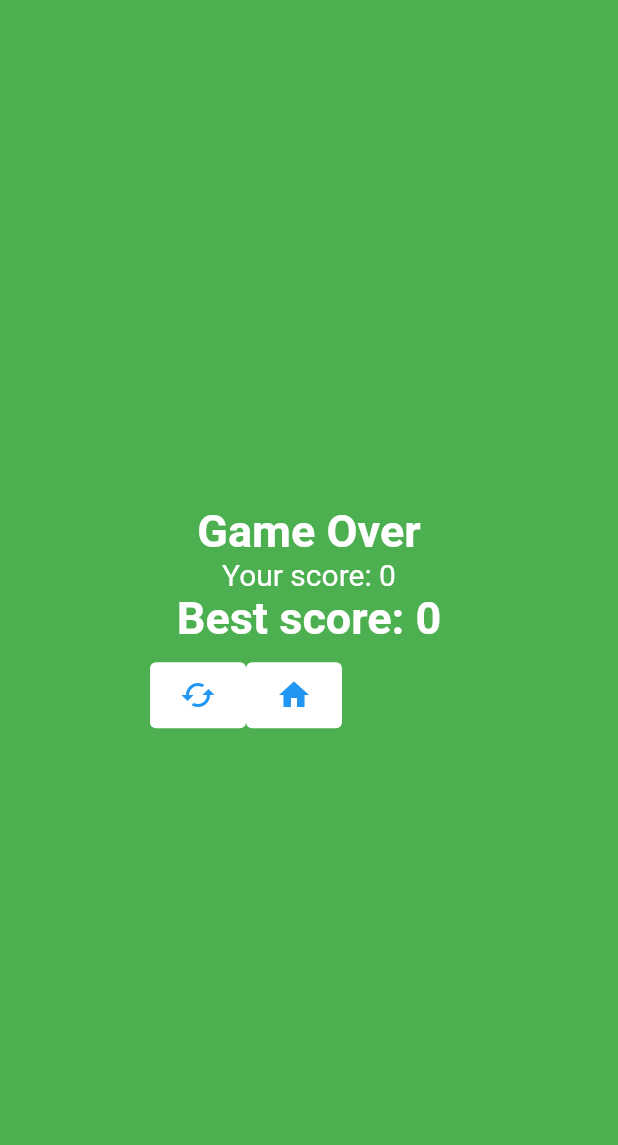
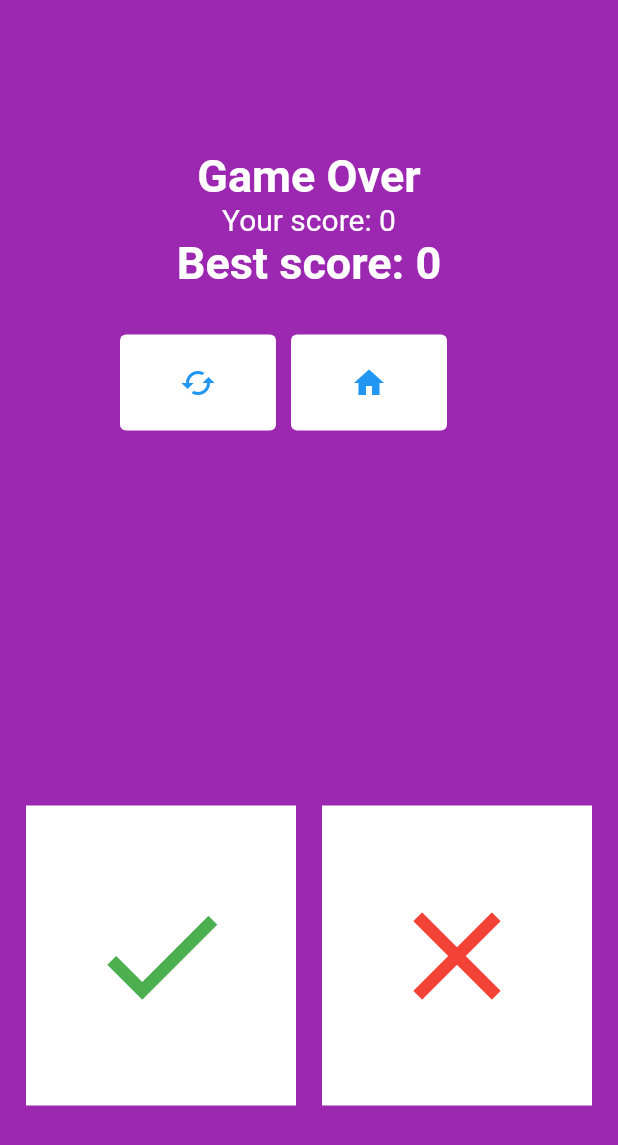
Before and after one commit to lusen203/flutter, a Flutter app: the screen it shows after launch, after a tap on "Start", after a tap on the "check" icon, on a phone screen of 412 x 824 dp. Shown: the top 1145 px of the screen. Run offline on Flutter 3.47's test engine with Material 2 defaults, Android fonts, the light colour scheme and no system bars.

Commit message:
cap nhat

```diff
--- a/appmath/lib/maths/freakingmath.dart
+++ b/appmath/lib/maths/freakingmath.dart
@@ -37,6 +37,69 @@ class _freakingState extends State<freaking> {
       ) ;
   }
 
+
+Container StartScreen(){
+  return Container(
+       width: double.infinity,
+       height: double.infinity,
+       color: Color.fromARGB(255, 238, 34, 207),
+       child: Column(
+
+        children: [
+          SizedBox(
+            height: 150,
+          ),
+         Text("Freaking Math",
+                style:TextStyle(color: Colors.white,
+                fontWeight: FontWeight.bold,
+                fontSize: 40),
+         ),
+         SizedBox(
+                height:100 ,
+         ),
+         TextButton(
+              onPressed: (){
+                status = 1;
+                score=0;
+                _creatExpression();
+                time=15;
+                _timer();
+                setState(() {
+                });
+              },
+              child: Text("Start",
+              style: TextStyle(color: Colors.pink,
+              fontWeight: FontWeight.bold,fontSize: 30),
+              ),
+              style: TextButton.styleFrom(
+                padding: EdgeInsets.all(30),
+                backgroundColor: Colors.white,
+
+              ),
+
+
+       ),
+       SizedBox(
+        height: 80,
+       ),
+       Container(
+          width: 120,
+          height: 90,
+          alignment: Alignment.center,
+          child: Text("Other",
+          style: TextStyle(color: Colors.pink,
+          fontWeight: FontWeight.bold,fontSize: 30),
+          ),
+          decoration: BoxDecoration(
+            color: Colors.white,
+            borderRadius: BorderRadius.circular(3),
+          ),
+       )
+       ]
+     ),
+      );
+}
+
 Container PlayScreen(){
     return Container(
       width: double.infinity,
@@ -46,12 +109,13 @@ class _freakingState extends State<freaking> {
          mainAxisAlignment: MainAxisAlignment.start,
          crossAxisAlignment: CrossAxisAlignment.center,
          children: [
-          Row(mainAxisAlignment: MainAxisAlignment.end,
+          Row(
+            mainAxisAlignment: MainAxisAlignment.end,
             children: [
               Container(
-              width: MediaQuery.of(context).size.width*time/15,
-              height: 10,
-              color: Color.fromARGB(255, 245, 177, 177),
+                width: MediaQuery.of(context).size.width * time / 15,
+                height: 15,
+                color: Color.fromARGB(255, 253, 156, 11),
               )
             ],
           ),
@@ -61,17 +125,20 @@ class _freakingState extends State<freaking> {
           Text('$score',
           style: TextStyle(color: Colors.white,
           fontWeight: FontWeight.bold,
-          fontSize: 30),
+          fontSize: 40),
           ),
           SizedBox(
             height: 80,
           ),
           Text('$p1 $operator $p2 = $ans',
           style: TextStyle(
-            fontSize: 30,
+            fontSize: 70,
             fontWeight: FontWeight.bold,
             color: Colors.white
           ),
+          ),
+           SizedBox(
+            height: 200,
           ),
 
           Row(
@@ -80,8 +147,8 @@ class _freakingState extends State<freaking> {
             children: [
              Expanded(child:
               Container(
-                width: MediaQuery.of(context).size.width/3,
-                height:MediaQuery.of(context).size.height/6,
+                width: MediaQuery.of(context).size.width/2,
+                height:MediaQuery.of(context).size.height/3,
                 decoration: BoxDecoration(
                   borderRadius: BorderRadius.circular(15),
                   color: Colors.white,
@@ -91,20 +158,24 @@ class _freakingState extends State<freaking> {
                   onPressed:(){
                     if(ans==correctAns){
                       score++;
-                      creatExpression();
+                      _creatExpression();
                       time=15;
+                      _timer();
                     }else{
                       status = 2;
                     }
                     setState(() {
                     });
                   } ,
-                  child: Icon(Icons.check,
-                  size: 35,
+                  child: Icon(Icons.check,size: 100,
                   color: Colors.green,),
                 ),
               ),
              ),
+             SizedBox(
+              width: 20,
+             ),
+
 
                 Expanded(
                   child:Row(
@@ -113,8 +184,8 @@ class _freakingState extends State<freaking> {
                     children: [
                       Expanded(child:
                       Container(
-                        width: MediaQuery.of(context).size.width/3,
-                        height:MediaQuery.of(context).size.height/6,
+                        width: MediaQuery.of(context).size.width/2,
+                        height:MediaQuery.of(context).size.height/3,
                         decoration: BoxDecoration(
                         borderRadius: BorderRadius.circular(15),
                         color: Colors.white,
@@ -123,8 +194,9 @@ class _freakingState extends State<freaking> {
                                 onPressed:(){
                                   if(ans!=correctAns){
                                     score+=1;
-                                    creatExpression();
+                                    _creatExpression();
                                     time=15;
+                                    _timer();
                                   }else{
                                     status = 2;
                                   }
@@ -132,7 +204,7 @@ class _freakingState extends State<freaking> {
                                   });
                                 } ,
                                 child: Icon(Icons.clear,
-                                size: 50,
+                                size: 100,
                                 color: Colors.red,),
                         ),
                   ),
@@ -147,71 +219,24 @@ class _freakingState extends State<freaking> {
     );
   }
 
-Container StartScreen(){
-  return Container(
-       width: double.infinity,
-       height: double.infinity,
-       color: Color.fromARGB(255, 238, 34, 207),
-       child: Column(
-
-        children: [
-          SizedBox(
-            height: 100,
-          ),
-         Text("Freaking Math",
-                style:TextStyle(color: Colors.white,
-                fontWeight: FontWeight.bold,
-                fontSize: 40),
-         ),
-         SizedBox(
-                height:200 ,
-         ),
-         TextButton(
-              onPressed: (){
-                status = 1;
-                score=0;
-                creatExpression();
-                time=15;
-                setState(() {
-                });
-              },
-              child: Text("Start",
-              style: TextStyle(color: Colors.pink,
-              fontWeight: FontWeight.bold,fontSize: 30),
-              ),
-       ),
-       SizedBox(
-        height: 120,
-       ),
-       Container(
-          width: 150,
-          height: 80,
-          alignment: Alignment.center,
-          child: Text("Play",
-          style: TextStyle(color: Colors.pink,
-          fontWeight: FontWeight.bold,fontSize: 30),
-          ),
-          decoration: BoxDecoration(
-            color: Colors.white,
-            borderRadius: BorderRadius.circular(15),
-          ),
-       )
-       ]
-     ),
-      );
-}
 
 Container GameOver(){
   if(best_core<score){
     best_core=score;
   }
   return Container(
-    color:Colors.green,
+    color:Colors.purple,
     width: double.infinity,
     height: double.infinity,
+
     child: Column(
-      mainAxisAlignment: MainAxisAlignment.center,
+         mainAxisAlignment: MainAxisAlignment.start,
+         crossAxisAlignment: CrossAxisAlignment.center,
+
       children: [
+        SizedBox(
+          height: 100,
+        ),
         Text("Game Over",
         style: TextStyle(
           fontSize: 30,
@@ -233,16 +258,16 @@ Container GameOver(){
       ),
       ),
       SizedBox(
-        height: 10,
+        height: 30,
       ),
       Container(
-        margin: EdgeInsets.symmetric(horizontal: 100),
+        margin: EdgeInsets.symmetric(horizontal: 80),
         child: Row(
           children: [
             TextButton(
               style: TextButton.styleFrom(
                 backgroundColor: Colors.white,
-                padding: EdgeInsets.all(10),
+                padding: EdgeInsets.fromLTRB(40, 20, 40, 20),
               ),
               onPressed:(){
                 status=1;
@@ -251,10 +276,13 @@ Container GameOver(){
                 setState(() {});
               }, child:Icon(Icons.cached_sharp),
               ),
+              SizedBox(
+                width: 10,
+              ),
                TextButton(
               style: TextButton.styleFrom(
                 backgroundColor: Colors.white,
-                padding: EdgeInsets.all(10),
+                padding: EdgeInsets.fromLTRB(40, 20, 40, 20),
               ),
               onPressed:(){
                 status=0;
@@ -265,19 +293,47 @@ Container GameOver(){
               ),
             ]
          ),
+       ),
+       SizedBox(
+        height: 250,
+       ),
+       Container(
+        child: Row(
+          mainAxisAlignment: MainAxisAlignment.spaceEvenly,
+          children: [
+            Container(
+              width: 180,
+              height: 200,
+              color: Colors.white,
+              child: IconButton(
+                onPressed: (){},
+                icon: Icon(Icons.check),
+                color: Colors.green,
+                iconSize: 100,
+              ),
+            ),
+            Container(
+              width: 180,
+              height: 200,
+              color: Colors.white,
+              child: IconButton(
+                onPressed: (){},
+                icon: Icon(Icons.clear),
+                color: Colors.red,
+                iconSize: 100,
+
+              ),
+            ),
+        ]),
        )
-
-
-
      ]
     ),
-
   );
 }
 
-creatExpression(){
-  p1=Random().nextInt(10)+1;
-  p2=Random().nextInt(10)+2;
+_creatExpression(){
+  p1=Random().nextInt(20)+1;
+  p2=Random().nextInt(20)+2;
   operator= listOperator[rd.nextInt(listOperator.length)];
   switch(operator){
     case '+':
@@ -296,4 +352,20 @@ creatExpression(){
   ans=correctAns + Random().nextInt(2)-1;
   }
 
+  _timer() {
+    // ignore: unnecessary_new
+    timer = new Timer.periodic(
+      const Duration(seconds: 1),
+      (Timer timer) {
+        time -= 1;
+        if (time <= 0) {
+          timer.cancel();
+          status = 2;
         }
+        setState(() {});
+      },
+    );
+  }
+
+
+}
```
Lines whose indentation alone changed are shown as unchanged.
